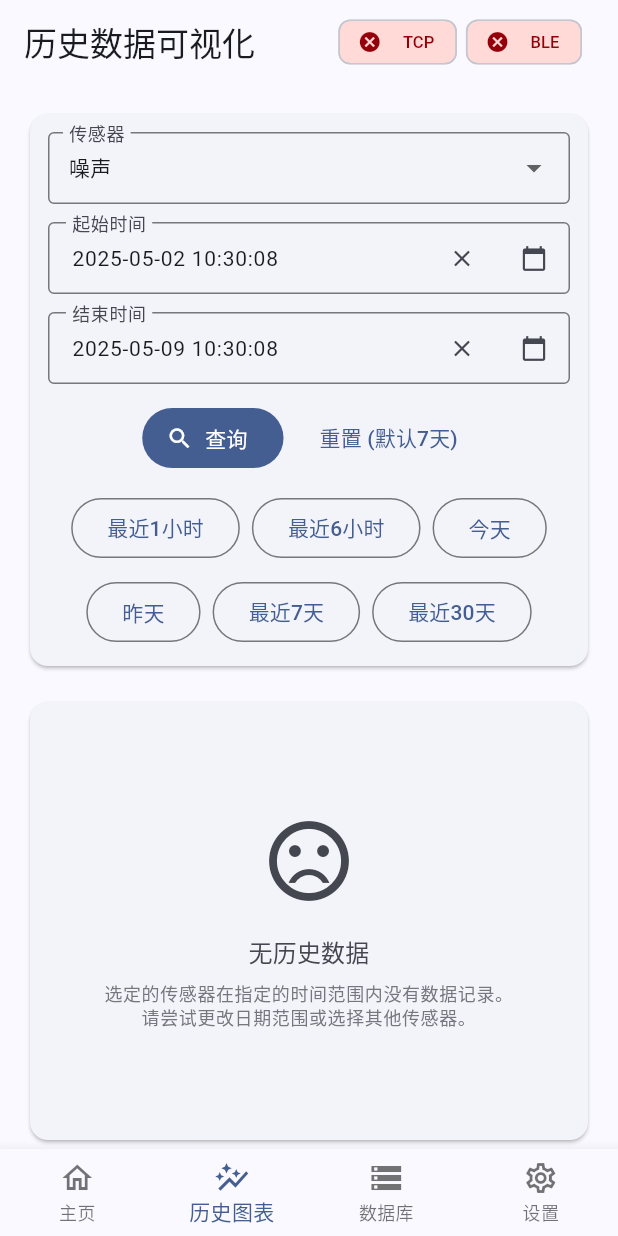
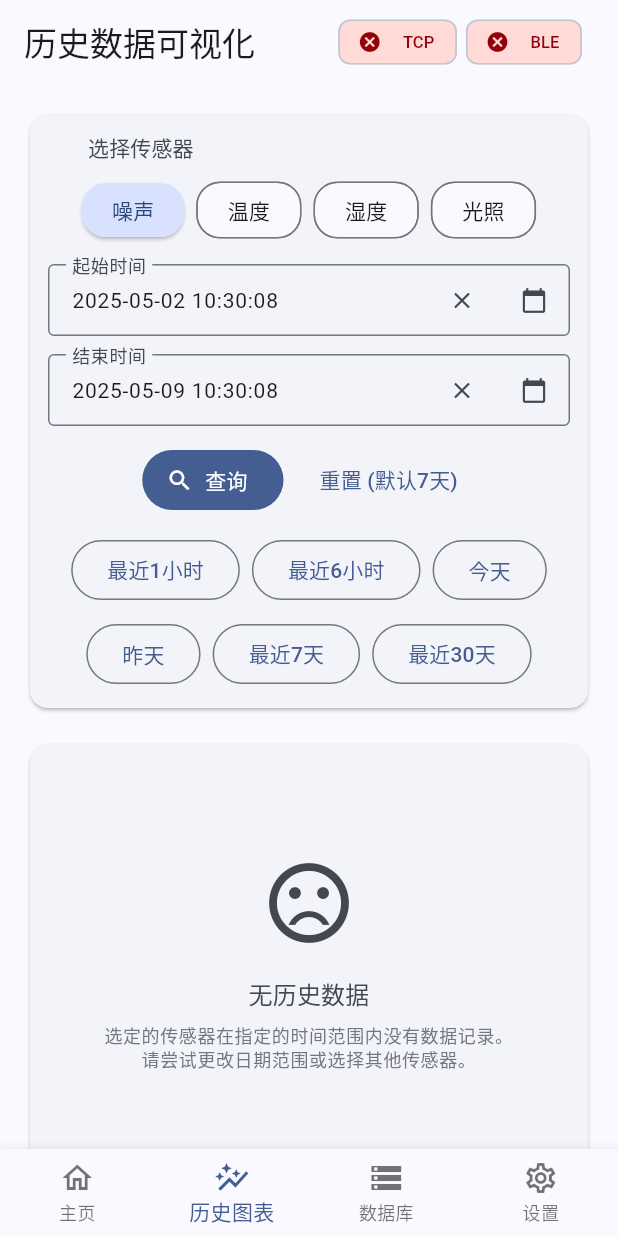
Before and after one commit to Tinnci/upper_flutter, a Flutter app: the screen it shows after launch, item 2 of the bottom bar chosen, on a phone screen of 412 x 824 dp. Run offline on Flutter 3.47's test engine with Material 3 defaults, Android fonts, the phone set to English and light mode, and no system bars; drawn by our look-alikes of dynamic_color; our stand-ins replace fl_chart, permission_handler, shared_preferences, sqflite, sqflite_common_ffi; missing offline and left inert: network_info_plus, universal_ble; accounts and stored records are empty.

Commit message:
优化历史数据可视化界面，重构传感器选择逻辑，使用选择芯片替代下拉菜单，提升用户交互体验。同时，调整日期时间选择器的标签和样式，确保界面一致性和可读性。

```diff
--- a/lib/screens/history_visualization_screen.dart
+++ b/lib/screens/history_visualization_screen.dart
@@ -1645,47 +1645,73 @@ class _HistoryVisualizationScreenState
       shape: RoundedRectangleBorder(borderRadius: BorderRadius.circular(12.0)),
       child: Padding(
         padding: const EdgeInsets.all(12.0),
-        child: Column( // Change Wrap to Column for better structure with quick filters
+        child: Column(
           children: [
-            Wrap( // Keep original filters in a Wrap
+            // Sensor Selection Chips
+            Padding(
+              padding: const EdgeInsets.only(bottom: 12.0),
+              child: Column(
+                crossAxisAlignment: CrossAxisAlignment.start,
+                children: [
+                  Padding(
+                    padding: const EdgeInsets.only(left: 4.0, bottom: 8.0),
+                    child: Text(
+                      "选择传感器",
+                      style: Theme.of(context).textTheme.titleSmall?.copyWith(
+                        color: Theme.of(context).colorScheme.onSurfaceVariant,
+                      ),
+                    ),
+                  ),
+                  Wrap(
+                    spacing: 8.0,
+                    runSpacing: 8.0,
+                    alignment: WrapAlignment.start,
+                    children: _availableSensors.map((sensor) {
+                      final bool isSelected = _selectedSensorIdentifier == sensor;
+                      return ChoiceChip(
+                        label: Text(sensor),
+                        selected: isSelected,
+                        onSelected: (bool selected) {
+                          if (selected && _selectedSensorIdentifier != sensor) {
+                            setState(() {
+                              _selectedSensorIdentifier = sensor;
+                            });
+                            Provider.of<AppState>(context, listen: false).navigateTo(1, sensorIdentifier: sensor);
+                            _loadHistoricalData();
+                          }
+                        },
+                        selectedColor: Theme.of(context).colorScheme.primaryContainer,
+                        labelStyle: isSelected
+                            ? Theme.of(context).textTheme.labelLarge?.copyWith(color: Theme.of(context).colorScheme.onPrimaryContainer)
+                            : Theme.of(context).textTheme.labelLarge,
+                        side: isSelected
+                            ? BorderSide.none
+                            : BorderSide(color: Theme.of(context).colorScheme.outline),
+                        shape: RoundedRectangleBorder(
+                          borderRadius: BorderRadius.circular(16.0),
+                        ),
+                        padding: const EdgeInsets.symmetric(horizontal: 12.0, vertical: 8.0),
+                        showCheckmark: false,
+                        elevation: isSelected ? 1 : 0,
+                        pressElevation: 2,
+                      );
+                    }).toList(),
+                  ),
+                ],
+              ),
+            ),
+            // Date and Time Filters
+            Wrap(
               spacing: 12.0,
               runSpacing: 12.0,
               crossAxisAlignment: WrapCrossAlignment.center,
               alignment: isSmallScreen ? WrapAlignment.center : WrapAlignment.start,
               children: [
-                SizedBox(
-                  width: isSmallScreen ? double.infinity : 180,
-                  child: DropdownButtonFormField<String>(
-                    decoration: const InputDecoration(
-                      labelText: '传感器',
-                      border: OutlineInputBorder(),
-                      isDense: true,
-                      contentPadding: EdgeInsets.symmetric(horizontal: 10, vertical: 12),
-                    ),
-                    value: _selectedSensorIdentifier,
-                    items: _availableSensors.map((String value) {
-                      return DropdownMenuItem<String>(
-                        value: value,
-                        child: Text(value, style: const TextStyle(fontSize: 14)),
-                      );
-                    }).toList(),
-                    onChanged: (String? newValue) {
-                      if (newValue != null && newValue != _selectedSensorIdentifier) {
-                        setState(() {
-                          _selectedSensorIdentifier = newValue;
-                        });
-                        // 当传感器改变时，也通知 AppState (如果 HomeScreen 的 AppBar 标题依赖这个)
-                        Provider.of<AppState>(context, listen: false).navigateTo(1, sensorIdentifier: newValue);
-                        _loadHistoricalData();
-                      }
-                    },
-                  ),
-                ),
                 ConstrainedBox(
                   constraints: BoxConstraints(maxWidth: isSmallScreen ? double.infinity : 230),
                   child: TextField(
-                    controller: _startDateController,
-                    decoration: InputDecoration(
+                    controller: _startDateController, // Correct controller
+                    decoration: InputDecoration(      // Correct label
                       labelText: '起始时间',
                       hintText: '选择日期时间',
                       isDense: true,
@@ -1699,7 +1725,6 @@ class _HistoryVisualizationScreenState
                               icon: const Icon(Icons.clear, size: 18),
                               onPressed: () {
                                 _startDateController.clear();
-                                // 清除后可以考虑是否自动加载或提示用户
                               },
                               tooltip: '清除起始日期',
                             ),
@@ -1718,8 +1743,8 @@ class _HistoryVisualizationScreenState
                 ConstrainedBox(
                   constraints: BoxConstraints(maxWidth: isSmallScreen ? double.infinity : 230),
                   child: TextField(
-                    controller: _endDateController,
-                    decoration: InputDecoration(
+                    controller: _endDateController, // Correct controller
+                    decoration: InputDecoration(   // Correct label
                       labelText: '结束时间',
                       hintText: '选择日期时间',
                       isDense: true,
@@ -1757,7 +1782,7 @@ class _HistoryVisualizationScreenState
                   onPressed: _isLoading
                       ? null
                       : () {
-                          _setDefaultDateRange(); // 重置为默认（最近7天）
+                          _setDefaultDateRange();
                           _loadHistoricalData();
                         },
                   child: const Text('重置 (默认7天)'),
@@ -1773,7 +1798,7 @@ class _HistoryVisualizationScreenState
                 OutlinedButton(onPressed: _isLoading ? null : () => _applyQuickRange(const Duration(hours: 1)), child: const Text('最近1小时')),
                 OutlinedButton(onPressed: _isLoading ? null : () => _applyQuickRange(const Duration(hours: 6)), child: const Text('最近6小时')),
                 OutlinedButton(onPressed: _isLoading ? null : () => _applyQuickRange(const Duration(days: 1), startOfDay: true), child: const Text('今天')),
-                OutlinedButton(onPressed: _isLoading ? null : () => _applyQuickRange(const Duration(days: 0)), child: const Text('昨天')), // days: 0 for "yesterday" logic
+                OutlinedButton(onPressed: _isLoading ? null : () => _applyQuickRange(const Duration(days: 0)), child: const Text('昨天')),
                 OutlinedButton(onPressed: _isLoading ? null : () => _applyQuickRange(const Duration(days: 7)), child: const Text('最近7天')),
                 OutlinedButton(onPressed: _isLoading ? null : () => _applyQuickRange(const Duration(days: 30)), child: const Text('最近30天')),
               ],
```
